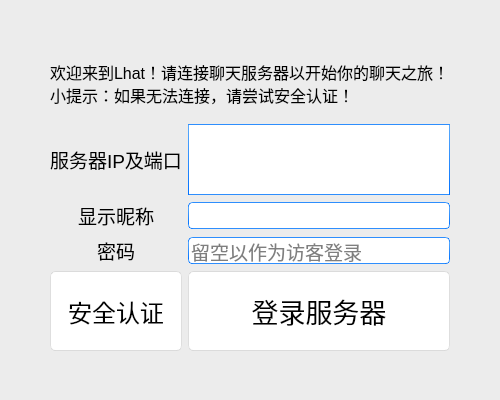
Old version of the form src/builtin_modules/ui/LoginWindow.ui in the repository StarsetNight/Lhat.
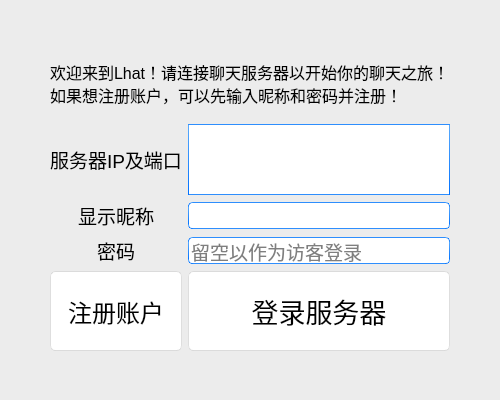
New version of the form. Icons and pictures are not drawn.

Commit message: 自助注册渠道更新，去除安全认证窗口

```diff
--- a/src/builtin_modules/ui/LoginWindow.ui
+++ b/src/builtin_modules/ui/LoginWindow.ui
@@ -604,7 +604,7 @@
       </property>
       <property name="text">
        <string>欢迎来到Lhat！请连接聊天服务器以开始你的聊天之旅！
-小提示：如果无法连接，请尝试安全认证！</string>
+如果想注册账户，可以先输入昵称和密码并注册！</string>
       </property>
      </widget>
     </item>
@@ -630,7 +630,7 @@
        </font>
       </property>
       <property name="text">
-       <string>安全认证</string>
+       <string>注册账户</string>
       </property>
      </widget>
     </item>
```
The commit also changes 5 other files.
